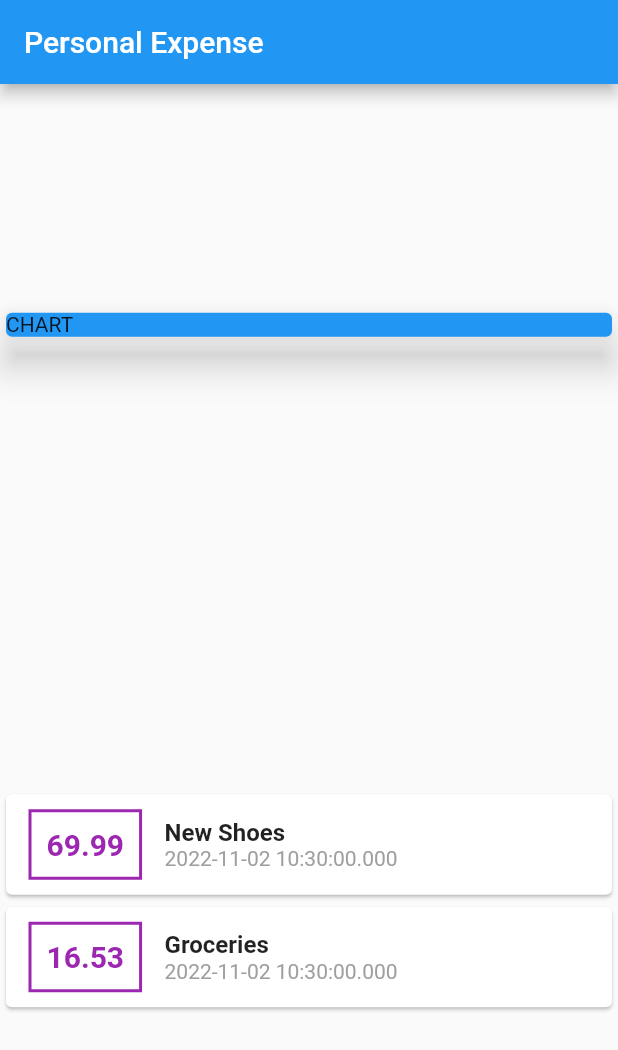
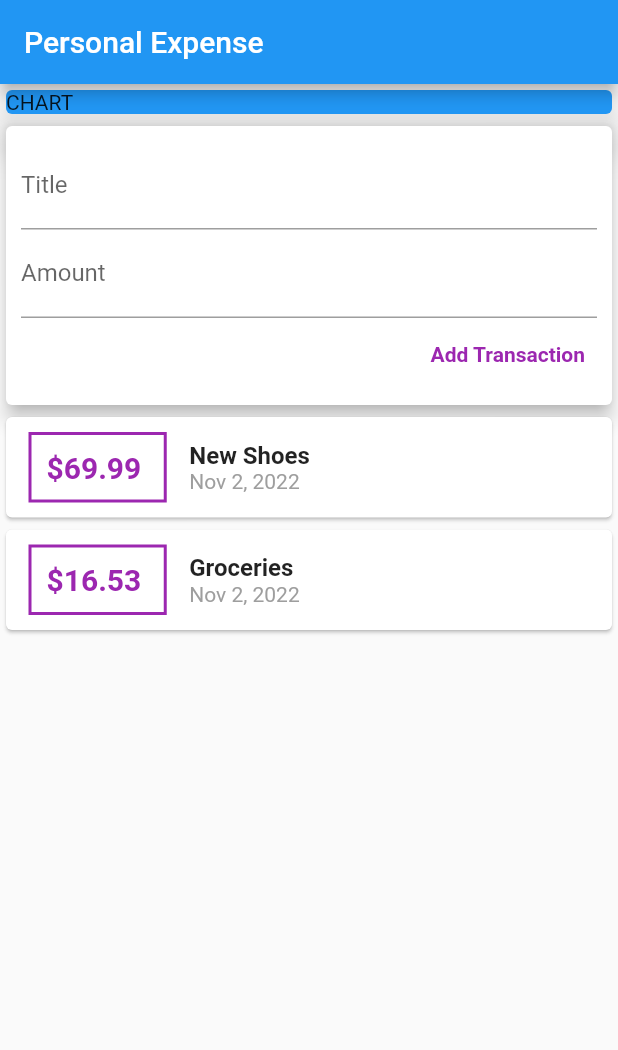
Before and after one commit to gopigoppu/learn_flutter, a Flutter app: the screen it shows after launch, on a phone screen of 412 x 824 dp. Shown: the top 1050 px of the screen. Run offline on Flutter 3.47's test engine with Material 2 defaults, Android fonts, the light colour scheme and no system bars.

Commit message:
input widgets add

```diff
--- a/lib/expense/expense_main.dart
+++ b/lib/expense/expense_main.dart
@@ -1,5 +1,7 @@
 import 'package:flutter/material.dart';
+import 'package:flutter/services.dart';
 import 'transaction.dart';
+import 'package:intl/intl.dart';
 
 class ExpenseApp extends StatefulWidget {
   const ExpenseApp({super.key});
@@ -32,7 +34,7 @@ class _ExpenseAppState extends State<ExpenseApp> {
           title: Text('Personal Expense'),
         ),
         body: Column(
-          mainAxisAlignment: MainAxisAlignment.spaceAround,
+          // mainAxisAlignment: MainAxisAlignment.start,
           crossAxisAlignment: CrossAxisAlignment.stretch,
           children: [
             Container(
@@ -41,6 +43,33 @@ class _ExpenseAppState extends State<ExpenseApp> {
                 elevation: 10,
                 color: Colors.blue,
                 child: Text('CHART'),
+              ),
+            ),
+            Card(
+              elevation: 5,
+              child: Container(
+                padding: EdgeInsets.all(10),
+                child: Column(
+                  crossAxisAlignment: CrossAxisAlignment.end,
+                  children: [
+                    TextField(
+                      decoration: InputDecoration(labelText: 'Title'),
+                    ),
+                    TextField(
+                      decoration: InputDecoration(labelText: 'Amount'),
+                    ),
+                    TextButton(
+                      onPressed: () {},
+                      style: TextButton.styleFrom(
+                        foregroundColor: Colors.purple,
+                        textStyle: TextStyle(
+                          fontWeight: FontWeight.bold,
+                        ),
+                      ),
+                      child: Text('Add Transaction'),
+                    ),
+                  ],
+                ),
               ),
             ),
             Column(
@@ -61,7 +90,7 @@ class _ExpenseAppState extends State<ExpenseApp> {
                         ),
                         padding: EdgeInsets.all(10),
                         child: Text(
-                          tx.amount.toString(),
+                          '\$${tx.amount} ',
                           style: TextStyle(
                               fontWeight: FontWeight.bold,
                               fontSize: 20,
@@ -79,7 +108,7 @@ class _ExpenseAppState extends State<ExpenseApp> {
                             ),
                           ),
                           Text(
-                            tx.date.toString(),
+                            DateFormat.yMMMd().format(tx.date),
                             style: TextStyle(
                               color: Colors.grey,
                             ),
--- a/pubspec.yaml
+++ b/pubspec.yaml
@@ -36,6 +36,7 @@ dependencies:
   # The following adds the Cupertino Icons font to your application.
   # Use with the CupertinoIcons class for iOS style icons.
   cupertino_icons: ^1.0.2
+  intl: ^0.17.0
 
 dev_dependencies:
   flutter_test:
```
